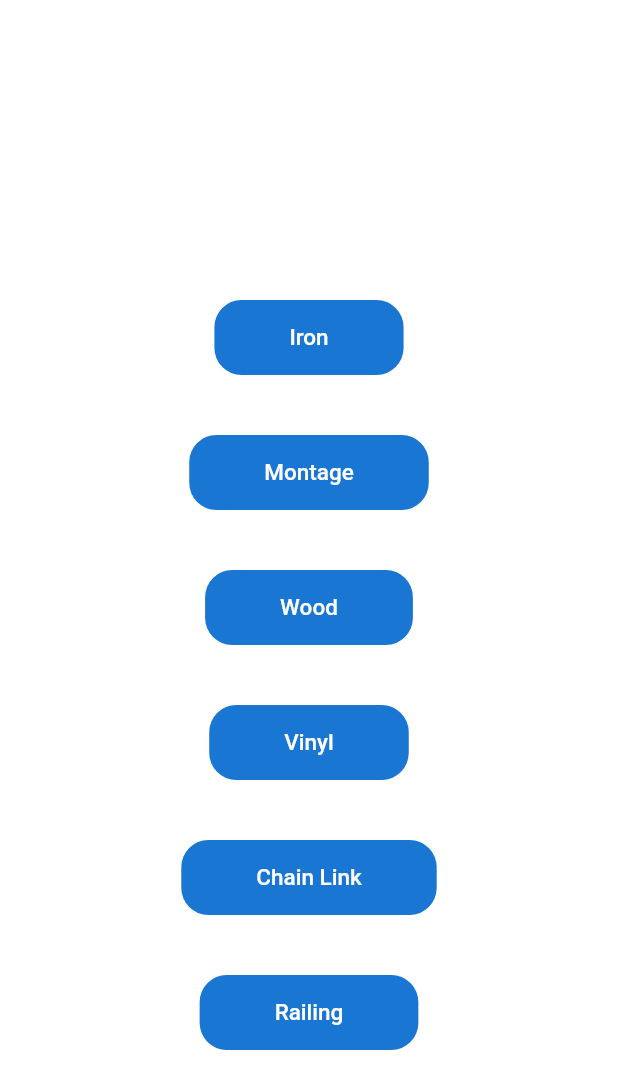
After one commit to baruderama/task_app, a Flutter app: the LevelMaterial screen opened directly, on a phone screen of 412 x 824 dp. The commit adds this screen. Shown: the top 1089 px of the screen. Run offline on Flutter 3.47's test engine with Material 2 defaults, Android fonts, the phone set to English and light mode, and no system bars; our stand-ins replace firebase_core, firebase_database; accounts and stored records are empty.

Commit message:
change of the db structure(montage and iron done)

```diff
--- a/lib/models/Iron.dart
+++ b/lib/models/Iron.dart
@@ -1,8 +1,8 @@
 import 'package:firebase_database/firebase_database.dart';
-import 'package:task_app/models/IronStyle.dart';
+import 'package:task_app/models/Iron/IronFence.dart';
 
 class Iron {
-  IronStyle _styleIron;
+  IronFence _styleIron;
   //IronGates _gatesIron;
 
   Iron(this._styleIron);
@@ -11,7 +11,7 @@ class Iron {
     this._styleIron = obj['styleIron'];
   }
 
-  IronStyle get status => _styleIron;
+  IronFence get status => _styleIron;
 
   Iron.fromSnapShot(DataSnapshot snapshot) {
     _styleIron = snapshot.value['styleIron'];
--- /dev/null
+++ b/lib/models/Iron/IronFence.dart
@@ -0,0 +1,42 @@
+import 'package:firebase_database/firebase_database.dart';
+
+class IronFence {
+  String _heigth;
+  String _spearsDesigns;
+  String _pickets;
+  String _channels;
+  String _postSize;
+  String _paint;
+  String _topFinish;
+
+  IronFence(this._heigth, this._spearsDesigns, this._pickets, this._channels,
+      this._postSize, this._paint, this._topFinish);
+
+  IronFence.map(dynamic obj) {
+    this._heigth = obj['heigth'];
+    this._spearsDesigns = obj['spearsDesigns'];
+    this._pickets = obj['pickets'];
+    this._channels = obj['channels'];
+    this._postSize = obj['postSize'];
+    this._paint = obj['paint'];
+    this._topFinish = obj['topFinish'];
+  }
+
+  String get heigth => _heigth;
+  String get spearsDesigns => _spearsDesigns;
+  String get pickets => _pickets;
+  String get channels => _channels;
+  String get postSize => _postSize;
+  String get paint => _paint;
+  String get topFinish => _topFinish;
+
+  IronFence.fromSnapShot(DataSnapshot snapshot) {
+    _heigth = snapshot.value['heigth'];
+    _spearsDesigns = snapshot.value['spearsDesigns'];
+    _pickets = snapshot.value['pickets'];
+    _channels = snapshot.value['channels'];
+    _postSize = snapshot.value['postSize'];
+    _paint = snapshot.value['paint'];
+    _topFinish = snapshot.value['topFinish'];
+  }
+}
--- /dev/null
+++ b/lib/models/Iron/IronGates.dart
@@ -0,0 +1,39 @@
+import 'package:firebase_database/firebase_database.dart';
+
+class IronGates {
+  String _style;
+  String _typeLocks;
+  String _typeHinges;
+  String _mesh;
+  String _harbor;
+  String _swing;
+  //String _topFinish;
+
+  IronGates(this._style, this._typeLocks, this._typeHinges, this._mesh,
+      this._harbor, this._swing);
+
+  IronGates.map(dynamic obj) {
+    this._style = obj['style'];
+    this._typeLocks = obj['typeLocks'];
+    this._typeHinges = obj['typeHinges'];
+    this._mesh = obj['mesh'];
+    this._harbor = obj['harbor'];
+    this._swing = obj['swing'];
+  }
+
+  String get style => _style;
+  String get typeLocks => _typeLocks;
+  String get typeHinges => _typeHinges;
+  String get mesh => _mesh;
+  String get harbor => _harbor;
+  String get swing => _swing;
+
+  IronGates.fromSnapShot(DataSnapshot snapshot) {
+    _style = snapshot.value['style'];
+    _typeLocks = snapshot.value['typeLocks'];
+    _typeHinges = snapshot.value['typeHinges'];
+    _mesh = snapshot.value['mesh'];
+    _harbor = snapshot.value['harbor'];
+    _swing = snapshot.value['swing'];
+  }
+}
--- /dev/null
+++ b/lib/views/TaskCreation/levelMaterial.dart
@@ -0,0 +1,173 @@
+import 'package:flutter/material.dart';
+import 'package:flutter/services.dart';
+import 'package:task_app/views/TaskCreation/finalFeaures.dart';
+
+class LevelMaterial extends StatefulWidget {
+  @override
+  _levelMaterial createState() => _levelMaterial();
+}
+
+class _levelMaterial extends State<LevelMaterial> {
+  @override
+  Widget build(BuildContext context) {
+    SystemChrome.setPreferredOrientations([
+      DeviceOrientation.portraitUp,
+      DeviceOrientation.portraitDown,
+    ]);
+    Size size = MediaQuery.of(context).size;
+    return Scaffold(
+        body: Container(
+      width: double.infinity,
+      decoration: BoxDecoration(
+          gradient: LinearGradient(begin: Alignment.topCenter, colors: [
+        Colors.white,
+        Colors.white,
+      ])),
+      child: Column(children: <Widget>[
+        SizedBox(
+          height: 200,
+        ),
+        Container(
+          height: 50,
+          margin: EdgeInsets.symmetric(horizontal: 40),
+          child: FlatButton(
+            shape: RoundedRectangleBorder(
+                borderRadius: BorderRadius.circular(18.0)),
+            //   side: BorderSide(color: Color.fromRGBO(0, 160, 227, 1))),
+            onPressed: () {
+              Navigator.push(context,
+                  new MaterialPageRoute(builder: (context) => FinalFeatures()));
+            },
+            padding: EdgeInsets.symmetric(horizontal: 50),
+            color: Colors.blue[700],
+            textColor: Colors.white,
+            // child: Image.asset(
+            //  "assets/images/cerebroAzul.png",
+            // height: size.height * 0.25,
+            //  ),
+            child: Text("Iron", style: TextStyle(fontSize: 15)),
+          ),
+        ),
+        SizedBox(
+          height: 40,
+        ),
+        Container(
+          height: 50,
+          margin: EdgeInsets.symmetric(horizontal: 40),
+          child: FlatButton(
+            shape: RoundedRectangleBorder(
+                borderRadius: BorderRadius.circular(18.0)),
+            //   side: BorderSide(color: Color.fromRGBO(0, 160, 227, 1))),
+            onPressed: () {
+              // RoutesGeneral().toRegister(context);
+            },
+            padding: EdgeInsets.symmetric(horizontal: 50),
+            color: Colors.blue[700],
+            textColor: Colors.white,
+            // child: Image.asset(
+            //  "assets/images/cerebroAzul.png",
+            // height: size.height * 0.25,
+            //  ),
+            child: Text("Montage", style: TextStyle(fontSize: 15)),
+          ),
+        ),
+        SizedBox(
+          height: 40,
+        ),
+        Container(
+          height: 50,
+          margin: EdgeInsets.symmetric(horizontal: 40),
+          child: FlatButton(
+            shape: RoundedRectangleBorder(
+                borderRadius: BorderRadius.circular(18.0)),
+            //   side: BorderSide(color: Color.fromRGBO(0, 160, 227, 1))),
+            onPressed: () {
+              Navigator.push(context,
+                  new MaterialPageRoute(builder: (context) => FinalFeatures()));
+            },
+            padding: EdgeInsets.symmetric(horizontal: 50),
+            color: Colors.blue[700],
+            textColor: Colors.white,
+            // child: Image.asset(
+            //  "assets/images/cerebroAzul.png",
+            // height: size.height * 0.25,
+            //  ),
+            child: Text("Wood", style: TextStyle(fontSize: 15)),
+          ),
+        ),
+        SizedBox(
+          height: 40,
+        ),
+        Container(
+          height: 50,
+          margin: EdgeInsets.symmetric(horizontal: 40),
+          child: FlatButton(
+            shape: RoundedRectangleBorder(
+                borderRadius: BorderRadius.circular(18.0)),
+            //   side: BorderSide(color: Color.fromRGBO(0, 160, 227, 1))),
+            onPressed: () {
+              Navigator.push(context,
+                  new MaterialPageRoute(builder: (context) => FinalFeatures()));
+            },
+            padding: EdgeInsets.symmetric(horizontal: 50),
+            color: Colors.blue[700],
+            textColor: Colors.white,
+            // child: Image.asset(
+            //  "assets/images/cerebroAzul.png",
+            // height: size.height * 0.25,
+            //  ),
+            child: Text("Vinyl", style: TextStyle(fontSize: 15)),
+          ),
+        ),
+        SizedBox(
+          height: 40,
+        ),
+        Container(
+          height: 50,
+          margin: EdgeInsets.symmetric(horizontal: 40),
+          child: FlatButton(
+            shape: RoundedRectangleBorder(
+                borderRadius: BorderRadius.circular(18.0)),
+            //   side: BorderSide(color: Color.fromRGBO(0, 160, 227, 1))),
+            onPressed: () {
+              Navigator.push(context,
+                  new MaterialPageRoute(builder: (context) => FinalFeatures()));
+            },
+            padding: EdgeInsets.symmetric(horizontal: 50),
+            color: Colors.blue[700],
+            textColor: Colors.white,
+            // child: Image.asset(
+            //  "assets/images/cerebroAzul.png",
+            // height: size.height * 0.25,
+            //  ),
+            child: Text("Chain Link", style: TextStyle(fontSize: 15)),
+          ),
+        ),
+        SizedBox(
+          height: 40,
+        ),
+        Container(
+          height: 50,
+          margin: EdgeInsets.symmetric(horizontal: 40),
+          child: FlatButton(
+            shape: RoundedRectangleBorder(
+                borderRadius: BorderRadius.circular(18.0)),
+            //   side: BorderSide(color: Color.fromRGBO(0, 160, 227, 1))),
+            onPressed: () {
+              Navigator.push(context,
+                  new MaterialPageRoute(builder: (context) => FinalFeatures()));
+            },
+            padding: EdgeInsets.symmetric(horizontal: 50),
+            color: Colors.blue[700],
+            textColor: Colors.white,
+            // child: Image.asset(
+            //  "assets/images/cerebroAzul.png",
+            // height: size.height * 0.25,
+            //  ),
+            child: Text("Railing", style: TextStyle(fontSize: 15)),
+          ),
+        ),
+      ]),
+    ));
+  }
+}
--- a/lib/views/homeScreen/homePage.dart
+++ b/lib/views/homeScreen/homePage.dart
@@ -1,6 +1,6 @@
 import 'package:flutter/material.dart';
 import 'package:flutter/services.dart';
-import 'package:task_app/views/TaskCreation/taskLevel1.dart';
+import 'package:task_app/views/TaskCreation/fenceGate.dart';
 
 class HomePage extends StatefulWidget {
   @override
@@ -37,7 +37,7 @@ class _HomePage extends State<HomePage> {
             //   side: BorderSide(color: Color.fromRGBO(0, 160, 227, 1))),
             onPressed: () {
               Navigator.push(context,
-                  new MaterialPageRoute(builder: (context) => TaskLevel1()));
+                  new MaterialPageRoute(builder: (context) => FenceGate()));
             },
             padding: EdgeInsets.symmetric(horizontal: 50),
             color: Colors.blue[700],
```
Also changed, not shown: lib/controller/services/FenceCrud/fenceCrud.dart (added, +67 -0 lines), lib/controller/services/GateCrud/gateCrud.dart (added, +63 -0 lines), lib/controller/services/taskCrud.dart (deleted, +0 -51 lines), lib/models/montage/MontageFence.dart (renamed from lib/models/IronStyle.dart, +9 -17 lines), lib/models/montage/MontageGates.dart (added, +35 -0 lines), lib/views/TaskCreation/fenceGate.dart (renamed from lib/views/TaskCreation/taskLevel1.dart, +9 -7 lines), lib/views/TaskCreation/finalFeaures.dart (+20 -5 lines), lib/views/TaskCreation/taskLevel2.dart (deleted, +0 -77 lines), lib/models/IronGates.dart (deleted).
